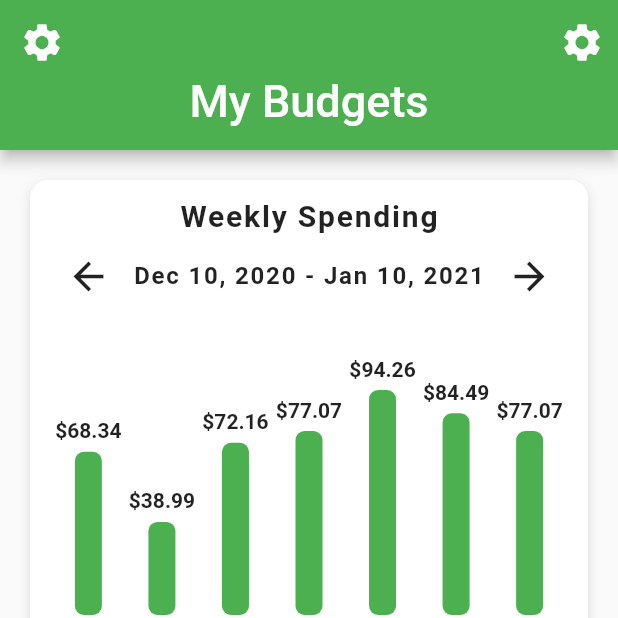
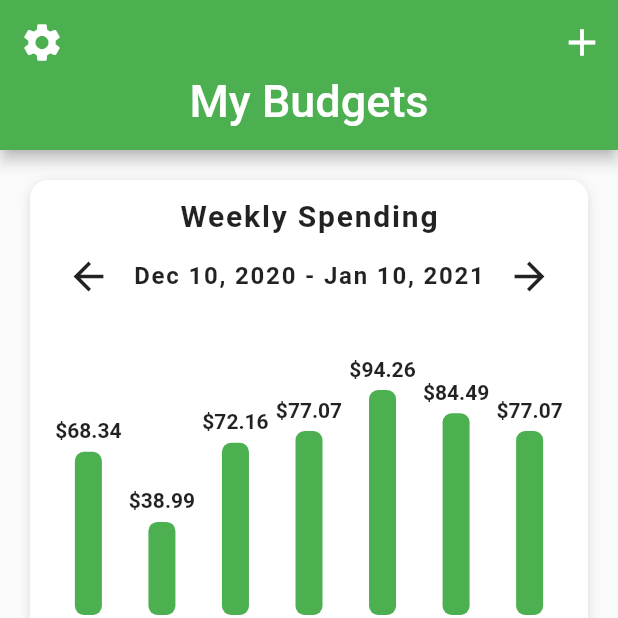
Before and after one commit to austinevick/Budget-app, a Flutter app: the screen it shows after launch, on a phone screen of 412 x 824 dp, the top half of it. Run offline on Flutter 3.47's test engine with Material 2 defaults, Android fonts, the phone set to English and light mode, and no system bars.

Commit message:
Update home_screen.dart

```diff
--- a/lib/screens/home_screen.dart
+++ b/lib/screens/home_screen.dart
@@ -107,7 +107,7 @@ class _HomeScreenState extends State<HomeScreen> {
             ),
             actions: [
               IconButton(
-                icon: Icon(Icons.settings),
+                icon: Icon(Icons.add),
                 iconSize: 30,
                 onPressed: () {},
               ),
```
